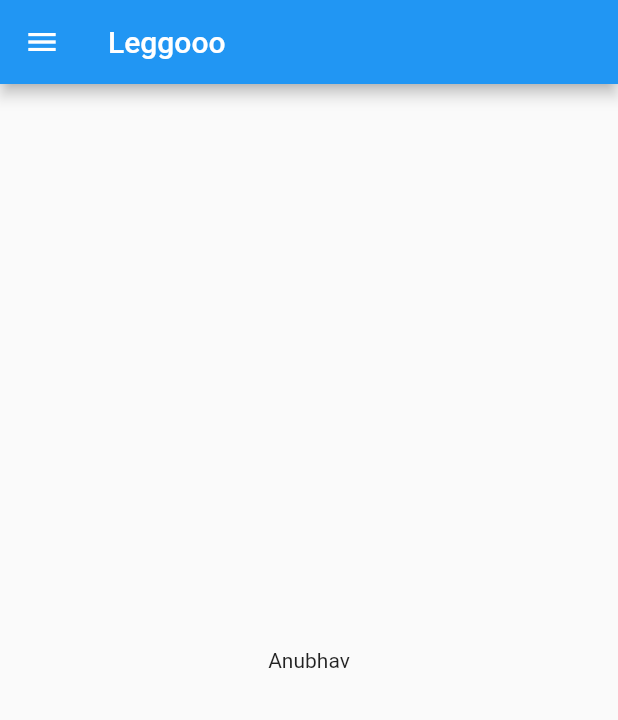
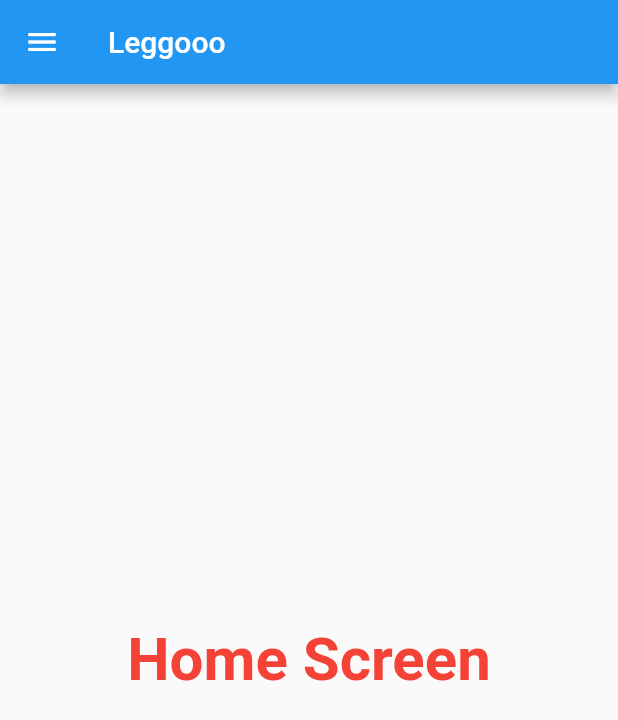
Before and after one commit to anubhavmishra7/learningFlutter, a Flutter app: the screen it shows after launch, on a phone screen of 412 x 824 dp. Shown: the top 720 px of the screen. Run offline on Flutter 3.47's test engine with Material 2 defaults, Android fonts, the phone set to English and light mode, and no system bars; missing offline and left inert: dart:ffi.

Commit message:
Day3 Completed

```diff
--- a/lib/main.dart
+++ b/lib/main.dart
@@ -1,4 +1,7 @@
-import 'package:demo2app/home_page.dart';
+import 'dart:ffi';
+
+import 'package:demo2app/pages/home_page.dart';
+import 'package:demo2app/pages/login_page.dart';
 import 'package:flutter/material.dart';
 
 void main() {
@@ -11,7 +14,20 @@ class MyApp extends StatelessWidget {
   @override
   Widget build(BuildContext context) {
     return MaterialApp(
-      home: Homepage(),
+      //commenting this home:Homepage() becauss homepage directory is used in routes
+      //home: Homepage(),
+      themeMode: ThemeMode.dark,
+      theme: ThemeData(primarySwatch: Colors.red),
+      darkTheme: ThemeData(
+          //brightness: Brightness.dark,
+          //primarySwatch: Colors.brown),
+          ),
+      initialRoute: "/home",
+      routes: {
+        "/": (context) => LoginPage(),
+        "/home": (context) => Homepage(),
+        "/login": (context) => LoginPage(),
+      },
     );
   }
 }
--- a/lib/home_page.dart
+++ b/lib/pages/home_page.dart
@@ -11,7 +11,11 @@ class Homepage extends StatelessWidget {
       ),
       body: Center(
         child: Container(
-          child: Text('Anubhav'),
+          child: Text(
+            'Home Screen',
+            style: TextStyle(
+                fontSize: 40, color: Colors.red, fontWeight: FontWeight.bold),
+          ),
         ),
       ),
       drawer: Drawer(),
```
Also changed, not shown: lib/pages/login_page.dart (added, +22 -0 lines).
